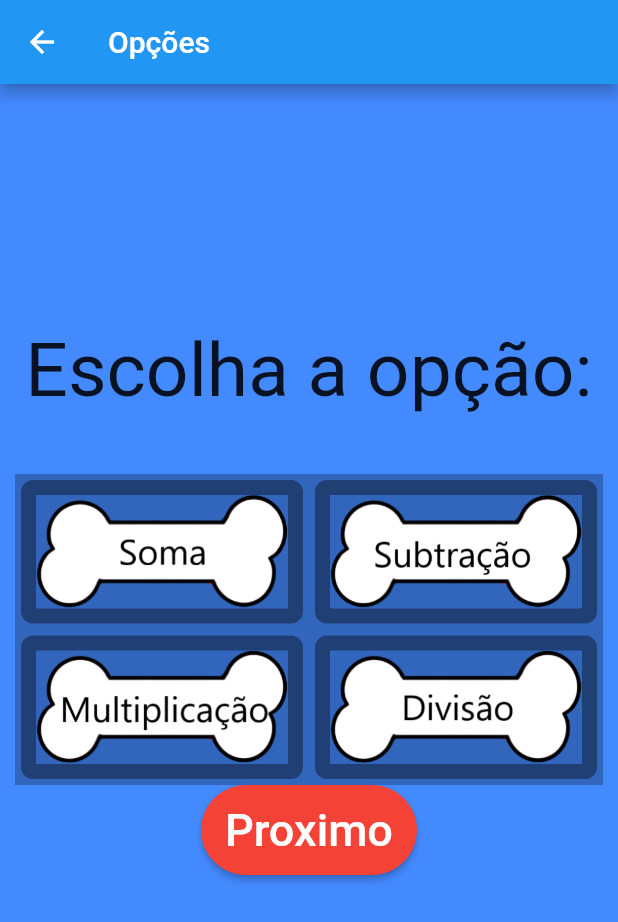
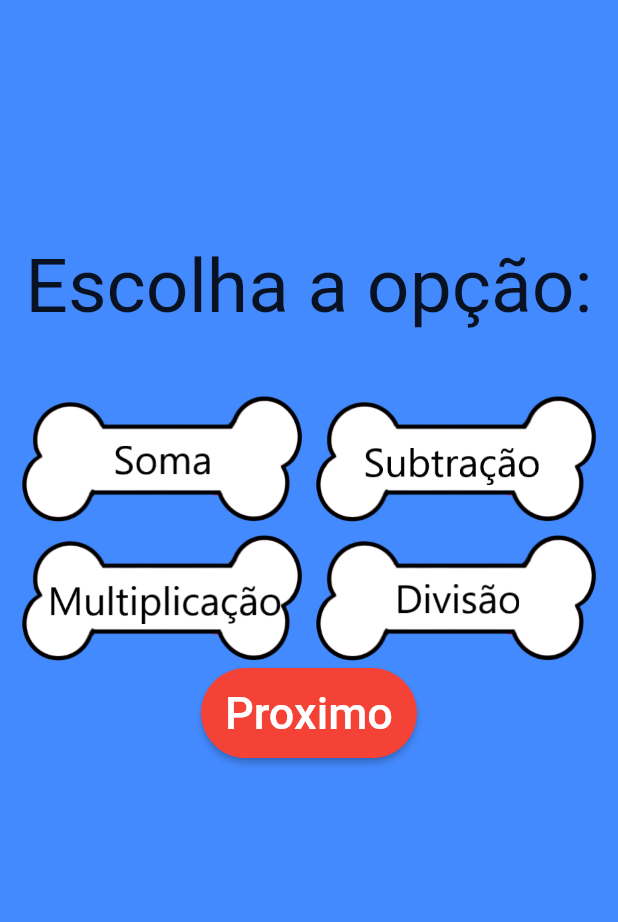
Before and after one commit to gessikaguimaraes/app-math, a Flutter app: the Opcoes screen opened directly, on a phone screen of 412 x 824 dp. Shown: the top 922 px of the screen. Run offline on Flutter 3.47's test engine with Material 2 defaults, Android fonts, the phone set to English and light mode, and no system bars; our stand-ins replace splashscreen.

Commit message:
Inicial commit

```diff
--- a/app_math/lib/widgets/opcoes.dart
+++ b/app_math/lib/widgets/opcoes.dart
@@ -5,22 +5,19 @@ class Opcoes extends StatelessWidget {
   @override
   Widget build(BuildContext context) {
     return Scaffold(
-      appBar: AppBar(
-        title: Text('Opções'),
-      ),
       backgroundColor: Colors.blueAccent,
-      body: Padding(
+      body: Container(
           padding: const EdgeInsets.all(10.0),
-        child: Center(
           child: Column(
-            //crossAxisAlignment: CrossAxisAlignment.stretch,
-            //mainAxisAlignment: MainAxisAlignment.center,
+              //crossAxisAlignment: CrossAxisAlignment.center,
+              //mainAxisAlignment: MainAxisAlignment.start,
               children: <Widget>[
                 Text(
                   'Escolha a opção:',
                   style: TextStyle(height: 5, fontSize: 50),
                 ),
-              _buildImageColumn(),
+                //_buildImageColumn(),
+                BotaoOpcao(),
                 ButtonTheme(
                   height: 60.0,
                   child: RaisedButton(
@@ -30,26 +27,21 @@ class Opcoes extends StatelessWidget {
                         MaterialPageRoute(builder: (context) => Operacao()),
                       )
                     },
-                  shape: new RoundedRectangleBorder(borderRadius: new BorderRadius.circular(30.0)),
+                    shape: new RoundedRectangleBorder(
+                        borderRadius: new BorderRadius.circular(30.0)),
                     child: Text(
                       "Proximo",
                       style: TextStyle(color: Colors.white, fontSize: 30),
                     ),
-                  color:Colors.red,
+                    color: Colors.red,
                   ),
                 ),
-            ]
-          )
-        )
-      ),
+              ])),
     );
   }
+}
 
- // #docregion column
 Widget _buildImageColumn() => Container(
-    decoration: BoxDecoration(
-      color: Colors.black26,
-    ),
       child: Column(
         children: [
           _buildImageRow(1),
@@ -57,17 +49,14 @@ class Opcoes extends StatelessWidget {
         ],
       ),
     );
-  // #enddocregion column
 
-  // #docregion row
 Widget _buildDecoratedImage(int imageIndex) => Expanded(
       child: Container(
-      decoration: BoxDecoration(
+        /*decoration: BoxDecoration(
         border: Border.all(width: 10, color: Colors.black38),
         borderRadius: const BorderRadius.all(const Radius.circular(8)),
-      ),
+      ),*/
         margin: const EdgeInsets.all(4),
-      //child: Image.asset('images/osso.png'),
         child: Image.asset('images/osso$imageIndex.png'),
       ),
     );
@@ -78,6 +67,31 @@ class Opcoes extends StatelessWidget {
         _buildDecoratedImage(imageIndex + 1),
       ],
     );
-  // #enddocregion row
 
+Widget aoSelecionar() => Container(
+        child: Container(
+            decoration: BoxDecoration(
+      border: Border.all(width: 10, color: Colors.black38),
+      borderRadius: const BorderRadius.all(const Radius.circular(8)),
+    )));
+
+Widget _botoesGesture(BuildContext context) => GestureDetector(
+      onTap: () {
+        aoSelecionar();
+        print("Opções");
+      },
+      child: _buildImageColumn(),
+    );
+
+class BotaoOpcao extends StatelessWidget {
+  @override
+  Widget build(BuildContext context) {
+    return Container(
+      child: Column(
+        children: <Widget>[
+          _botoesGesture(context),
+        ],
+      ),
+    );
   }
+}
```
Also changed, not shown: app_math/lib/widgets/home.dart (+18 -0 lines), app_math/lib/widgets/operacao.dart (+87 -11 lines), 2 other files. Lines whose indentation alone changed are shown as unchanged.
